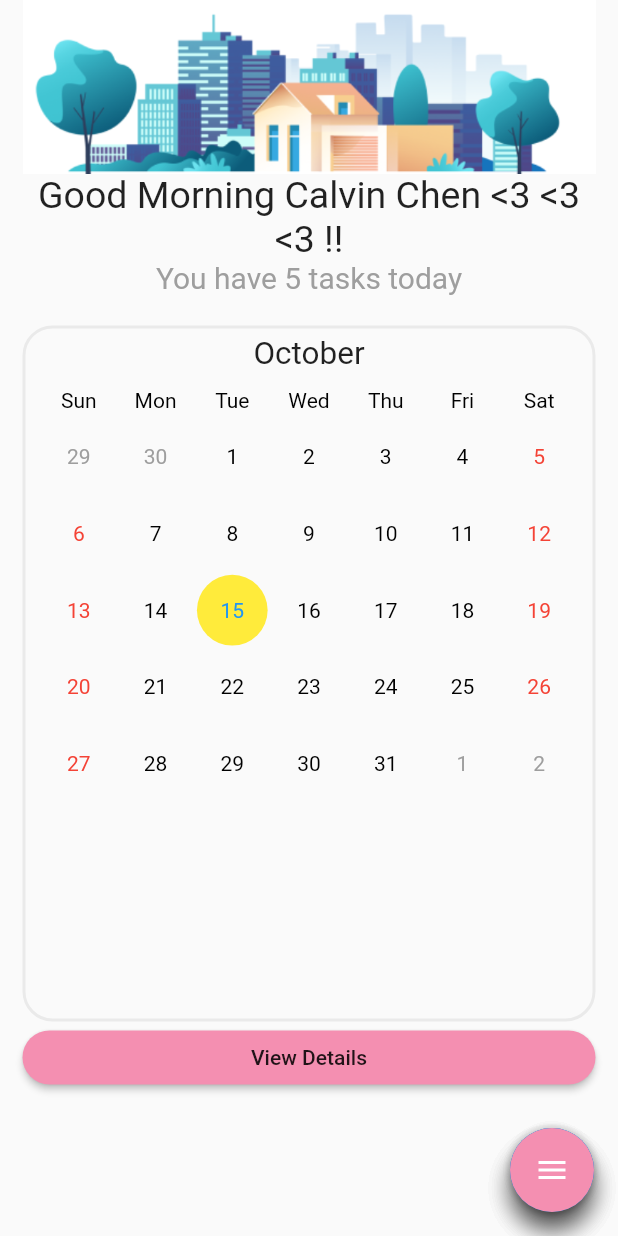
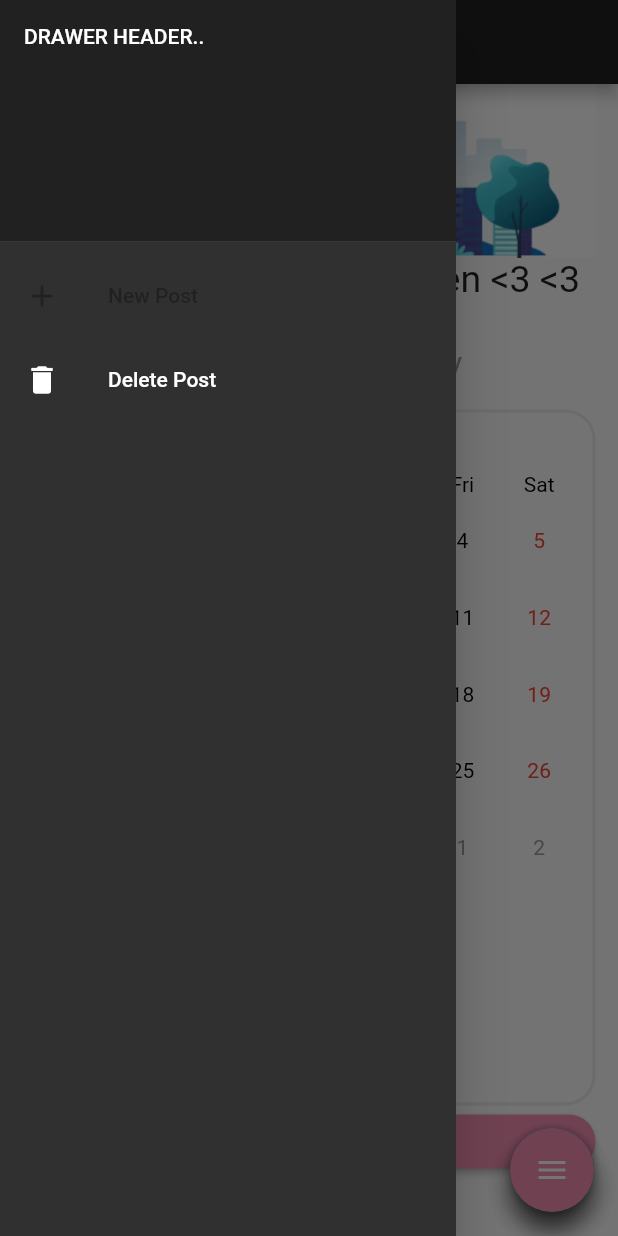
Before and after one commit to Doshy-Org/flutter-StressCalendar, a Flutter app: the screen it shows after launch, with the side drawer open (before the commit the screen has no drawer), on a phone screen of 412 x 824 dp. Run offline on Flutter 3.47's test engine with Material 2 defaults, Android fonts, the phone set to English and light mode, and no system bars; missing offline and left inert: date_utils.

Commit message:
added drawers

```diff
--- /dev/null
+++ b/calendar/lib/drawer.dart
@@ -0,0 +1,342 @@
+
+import 'package:flutter/material.dart';
+import 'package:calendar/homepage.dart';
+class Home extends StatefulWidget {
+
+
+ @override
+
+
+ _HomeState createState() => _HomeState();
+
+
+}
+
+
+class _HomeState extends State<Home> {
+
+
+ PageController _pageController;
+
+
+ int _page = 0;
+
+
+ List drawerItems = [
+
+
+   {
+
+
+     "icon": Icons.add,
+
+
+     "name": "New Post",
+
+
+   },
+
+
+   {
+
+
+     "icon": Icons.delete,
+
+
+     "name": "Delete Post",
+
+
+   },
+
+
+ ];
+
+
+
+
+
+
+
+ @override
+
+
+ Widget build(BuildContext context) {
+
+
+   return Scaffold(
+
+
+
+
+
+
+
+     appBar: AppBar(
+
+
+       title: Text("Drawers demo"),
+
+
+     ),
+
+
+     drawer: Drawer(
+
+
+       child: ListView(
+
+
+         children: <Widget>[
+
+
+           DrawerHeader(
+
+
+             child: Text(
+
+
+               "DRAWER HEADER..",
+
+
+               style: TextStyle(
+
+
+                 color: Colors.white
+
+
+               ),
+
+
+             ),
+
+
+             decoration: BoxDecoration(
+
+
+               color: Theme.of(context).primaryColor,
+
+
+             ),
+
+
+           ),
+
+
+
+
+
+
+
+
+
+
+
+
+           ListView.builder(
+
+
+             physics: NeverScrollableScrollPhysics(),
+
+
+             shrinkWrap: true,
+
+
+             itemCount: drawerItems.length,
+
+
+             itemBuilder: (BuildContext context, int index) {
+
+
+               Map item = drawerItems[index];
+
+
+               return ListTile(
+
+
+                 leading: Icon(
+
+
+                   item['icon'],
+
+
+                   color: _page == index
+
+
+                       ?Theme.of(context).primaryColor
+
+
+                       :Theme.of(context).textTheme.title.color,
+
+
+                 ),
+
+
+                 title: Text(
+
+
+                   item['name'],
+
+
+                   style: TextStyle(
+
+
+                     color: _page == index
+
+
+                         ?Theme.of(context).primaryColor
+
+
+                         :Theme.of(context).textTheme.title.color,
+
+
+                   ),
+
+
+                 ),
+
+
+                 onTap: (){
+
+
+                   _pageController.jumpToPage(index);
+
+
+                   Navigator.pop(context);
+
+
+                 },
+
+
+               );
+
+
+             },
+
+
+
+
+
+
+
+           ),
+
+
+         ],
+
+
+       ),
+
+
+     ),
+
+
+
+
+
+
+
+     body: PageView(
+
+
+       physics: NeverScrollableScrollPhysics(),
+
+
+       controller: _pageController,
+
+
+       onPageChanged: onPageChanged,
+
+
+       children: <Widget>[
+
+
+         MyPageView(),
+
+
+       ],
+
+
+     ),
+
+
+   );
+
+
+ }
+
+
+
+
+
+
+
+ void navigationTapped(int page) {
+
+
+   _pageController.jumpToPage(page);
+
+
+ }
+
+
+
+
+
+
+
+ @override
+
+
+ void initState() {
+
+
+   super.initState();
+
+
+   _pageController = PageController(initialPage: 0);
+
+
+ }
+
+
+
+
+
+
+
+ @override
+
+
+ void dispose() {
+
+
+   super.dispose();
+
+
+   _pageController.dispose();
+
+
+ }
+
+
+
+
+
+
+
+ void onPageChanged(int page) {
+
+
+   setState(() {
+
+
+     _page = page;
+
+
+   });
+
+
+ }
+
+
+}
--- a/calendar/lib/journalPage.dart
+++ b/calendar/lib/journalPage.dart
@@ -11,4 +11,6 @@ class _journalPageState extends State<journalPage>  {
    void initState() {
     super.initState();
   }
+
+
 }
--- a/calendar/lib/main.dart
+++ b/calendar/lib/main.dart
@@ -1,5 +1,6 @@
 import 'package:flutter/material.dart';
 import 'package:calendar/homepage.dart';
+import 'package:calendar/drawer.dart';
 void main() => runApp(MyApp());
 
 class MyApp extends StatelessWidget{
@@ -12,7 +13,7 @@ class MyApp extends StatelessWidget{
       theme: ThemeData(
         brightness: Brightness.dark,
       ),
-      home: MyPageView(),//CalHome(),
+      home: Home(),//CalHome(),
     );
   }
 }
```
